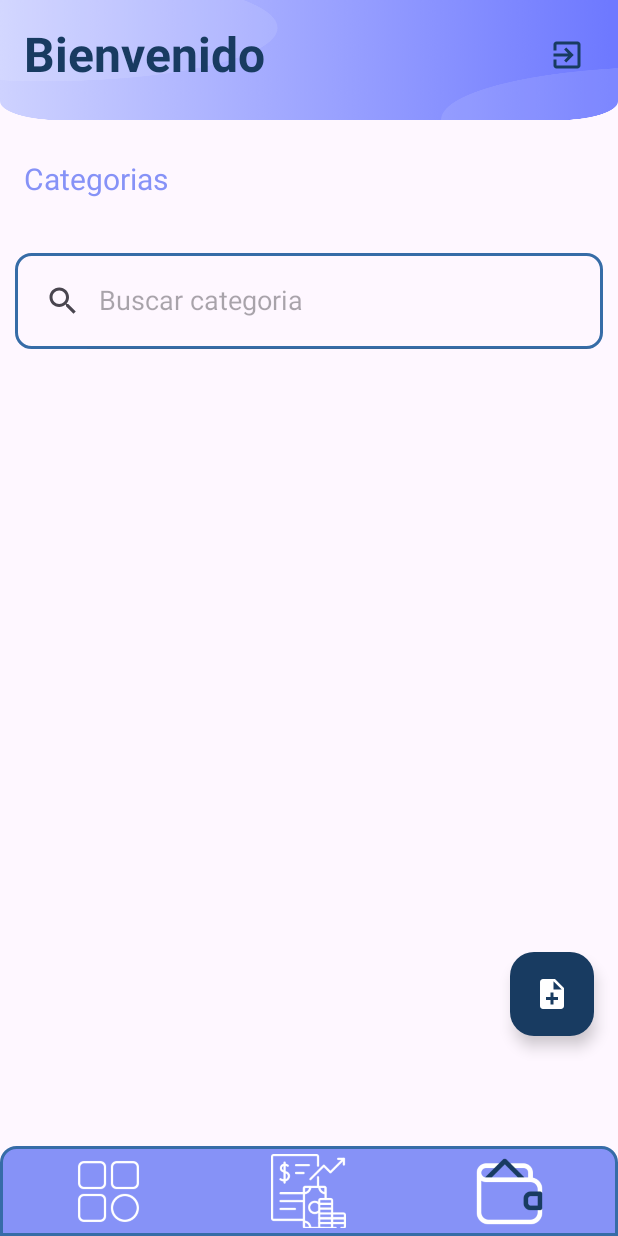
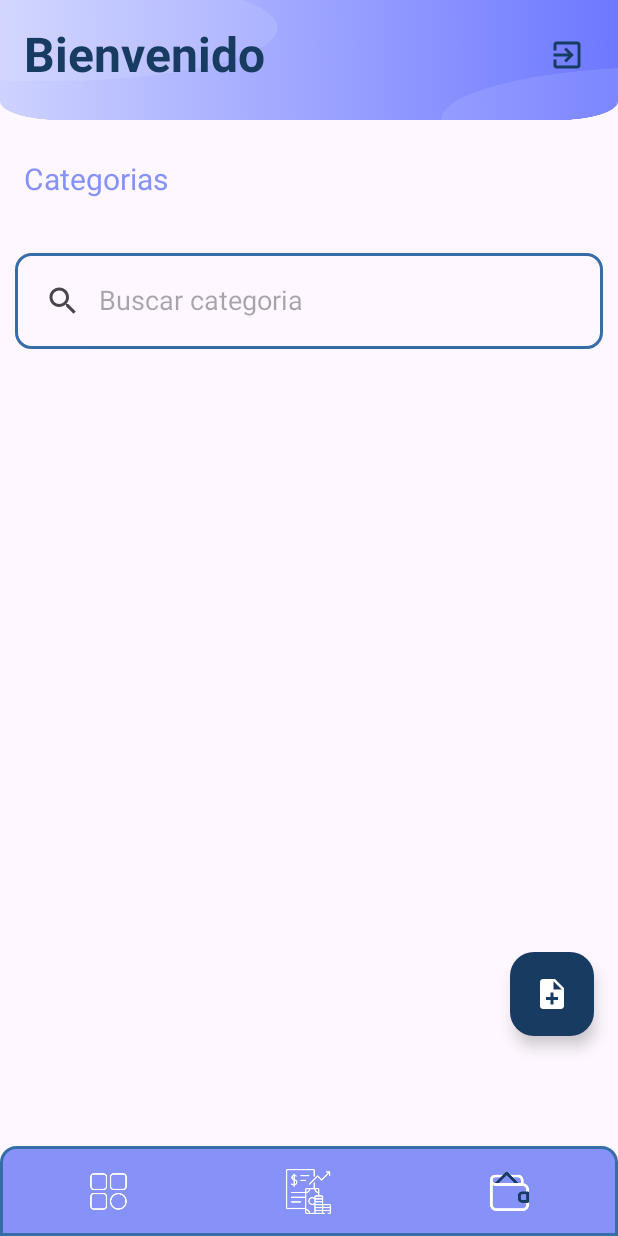
Before and after one commit to adonay-rv/PersonalCosts, an Android app: the MainActivity screen opened directly, with no data from a screen before it, on a phone screen of 412 x 824 dp. Run offline under Robolectric (Android 15) with nearby library versions, the phone set to English and light mode, and no system bars.

Commit message:
moficaciones layout main

```diff
--- a/app/src/main/res/layout/activity_main.xml
+++ b/app/src/main/res/layout/activity_main.xml
@@ -107,28 +107,31 @@
                 android:gravity="center_horizontal">
 
                 <ImageButton
-                    android:layout_width="30dp"
-                    android:layout_height="50dp"
+                    android:layout_width="35dp"
+                    android:layout_height="30dp"
                     android:layout_weight="1"
                     android:scaleType="centerInside"
+                    android:layout_marginTop="10dp"
                     android:src="@drawable/categories_gastos"
                     android:background="@android:color/transparent"
                    ></ImageButton>
 
                 <ImageButton
-                    android:layout_width="30dp"
-                    android:layout_height="50dp"
+                    android:layout_width="35dp"
+                    android:layout_height="30dp"
                     android:layout_weight="1"
                     android:scaleType="centerInside"
                     android:src="@drawable/reportegastos"
+                    android:layout_marginTop="10dp"
                     android:backgroundTint="@color/lavender"
                     android:background="@android:color/transparent"></ImageButton>
 
                 <ImageButton
-                    android:layout_width="30dp"
-                    android:layout_height="50dp"
+                    android:layout_width="35dp"
+                    android:layout_height="30dp"
                     android:layout_weight="1"
                     android:scaleType="centerInside"
+                    android:layout_marginTop="10dp"
                     android:src="@drawable/saldodisponible"
                     android:background="@android:color/transparent"></ImageButton>
             </LinearLayout>
```
